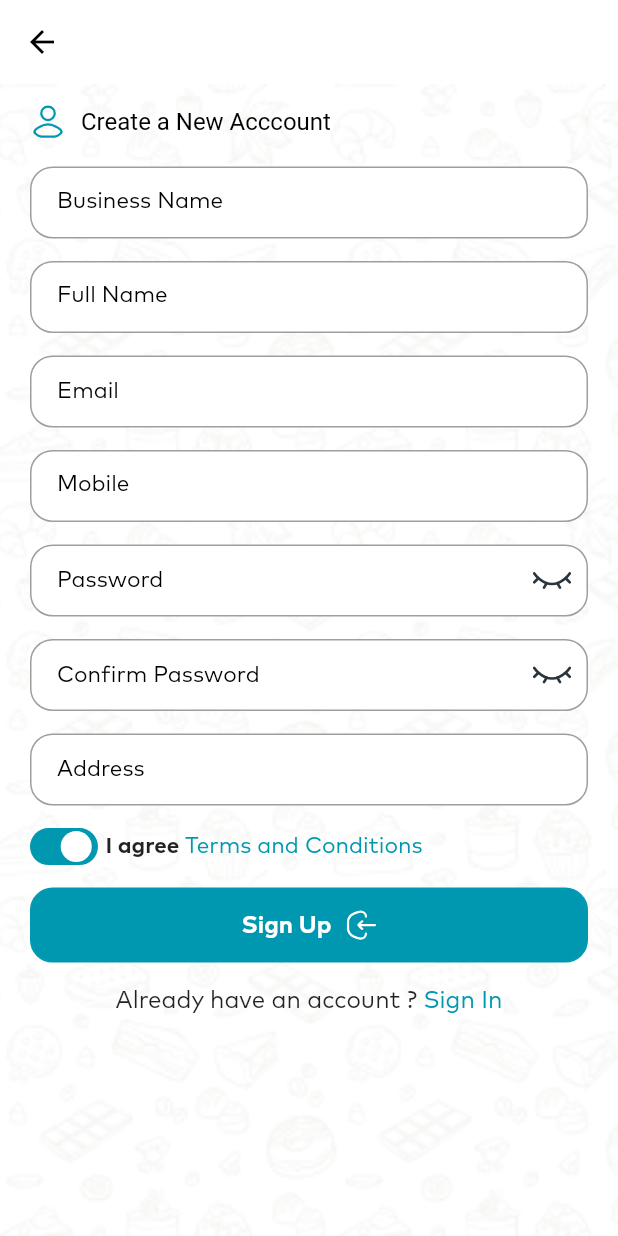
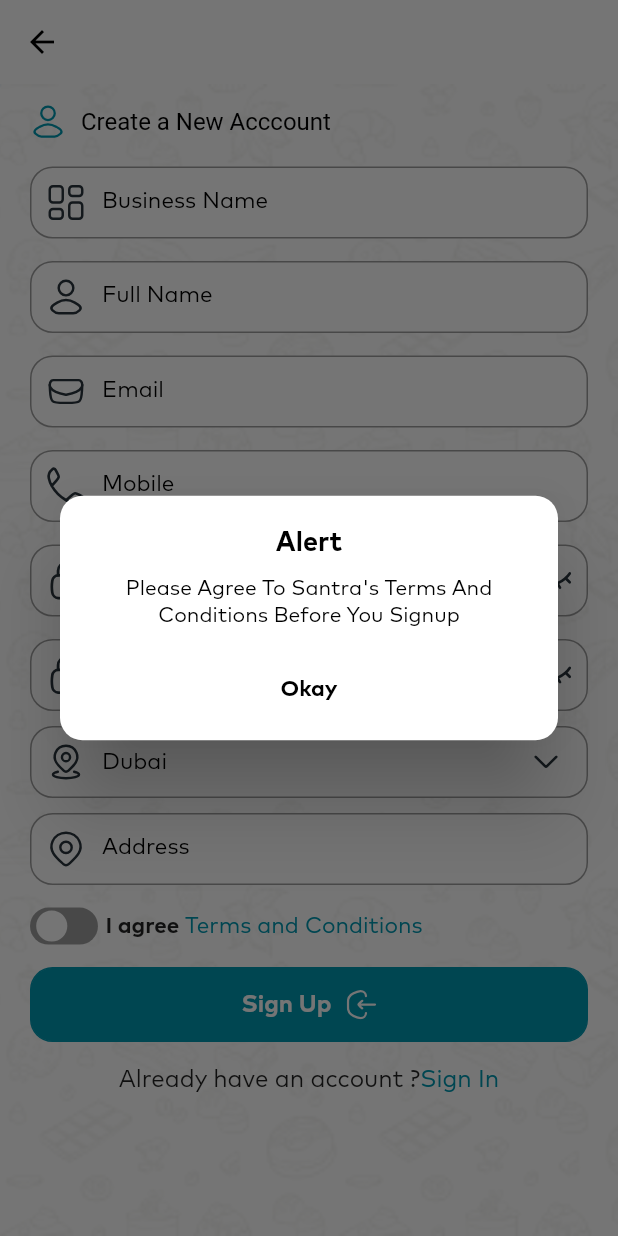
Before and after one commit to mahdibfx/santra-seller, a Flutter app: the SignUpScreen screen opened by its route, after a tap on "Sign Up", on a phone screen of 412 x 824 dp. Run offline on Flutter 3.47's test engine with Material 2 defaults, Android fonts, the phone set to English and light mode, and no system bars; drawn by our look-alikes of flutter_switch; our stand-ins replace cached_network_image, date_picker_timeline, firebase_core, firebase_messaging, flutter_local_notifications, flutter_rating_bar and 5 more; accounts and stored records are empty; Roboto replaces fonts that are missing (Quicksand); project files that could hold a hidden picture were left out.

Commit message:
signupppppp

```diff
--- a/lib/controllers/auth_controller/signup_controller.dart
+++ b/lib/controllers/auth_controller/signup_controller.dart
@@ -1,8 +1,10 @@
 import 'dart:convert';
+import 'package:firebase_messaging/firebase_messaging.dart';
 import 'package:flutter/cupertino.dart';
 import 'package:get/get.dart';
 
 import 'package:http/http.dart' as http;
+import 'package:shared_preferences/shared_preferences.dart';
 
 import '../../ui/widgets/snackbar/common_snackbar.dart';
 import '../../utils/api_data.dart';
@@ -10,183 +12,109 @@ import '../../utils/routes/app_routes.dart';
 import '../../utils/uidata.dart';
 
 class SignUpController extends GetxController {
-  RxBool isLoading = false.obs;
-  // bool isLoading = true;
+  bool isLoading = false;
+  String? firebaseMessagingToken;
+  bool passwordSecuretext = true;
+  bool confirmPasswordSecuretext = true;
+  updateLoginLoadingStatus(bool value) {
+    isLoading = value;
+    update();
+  }
+
+  bool isAgree = false;
+  changeIsAgree(bool value) {
+    isAgree = value;
+    update();
+  }
+
+  Future getFcmToken() async {
+    SharedPreferences prefs = await SharedPreferences.getInstance();
+    firebaseMessagingToken = await FirebaseMessaging.instance.getToken();
+    update();
+    prefs.setString('fcmtoken', firebaseMessagingToken.toString());
+    print("token: $firebaseMessagingToken");
+  }
+
   bool securetext = true;
-  bool remember = false;
   bool isvisible = true;
-
-  var roleset;
+  List<String> citiesList = ["Dubai", "Ajman", "third"];
 
   final form = GlobalKey<FormState>();
-
   List locale = [];
-
-  List userprofilelist = [];
-
-  //     Services
-
-  var userToken;
-  var eaToken;
-  TextEditingController firstname = TextEditingController();
-  TextEditingController username = TextEditingController();
-  TextEditingController lastname = TextEditingController();
-  TextEditingController email = TextEditingController();
-  TextEditingController password = TextEditingController();
-  TextEditingController conformpassword = TextEditingController();
-  TextEditingController address = TextEditingController();
-  TextEditingController phonenumber = TextEditingController();
-  TextEditingController rememberselect = TextEditingController();
+  String? sellerCity = "Dubai";
+  TextEditingController businessController = TextEditingController();
+  TextEditingController fullNameController = TextEditingController();
+  TextEditingController emailController = TextEditingController();
+  TextEditingController phoneController = TextEditingController();
+  TextEditingController passwordController = TextEditingController();
+  TextEditingController conformPasswordController = TextEditingController();
+  TextEditingController addressController = TextEditingController();
   RegExp emailRegex = RegExp(
     r'^(([^<>()[\]\\.,;:\s@\"]+(\.[^<>()[\]\\.,;:\s@\"]+)*)|(\".+\"))@((\[[0-9]{1,3}\.[0-9]{1,3}\.[0-9]{1,3}\.[0-9]{1,3}\])|(([a-zA-Z\-0-9]+\.)+[a-zA-Z]{2,}))$',
   );
+  clearValuesAfterSignup() {
+    businessController.clear();
+    fullNameController.clear();
+    emailController.clear();
+    phoneController.clear();
+    passwordController.clear();
+    conformPasswordController.clear();
+    addressController.clear();
+    sellerCity = "Dubai";
+    update();
+  }
 
   @override
   void onInit() async {
     locale = [
-      {'name': 'English', 'locale': Locale("en", "US")},
-      {'name': 'عربي', 'locale': Locale("ar", "SA")}
+      {'name': 'English', 'locale': const Locale("en", "US")},
+      {'name': 'عربي', 'locale': const Locale("ar", "SA")}
     ];
     super.onInit();
-  }
-
-  @override
-  void onReady() async {
-    // await checkfunction();
-    // loginfunction();
-    // getrole();
-
-    isLoading = false.obs;
-    update();
-    super.onReady();
-  }
-
-  @override
-  void onClose() {
-    super.onClose();
-  }
-
-  void updatelang(Locale locale) {
-    Get.back();
-    Get.updateLocale(locale);
+    getFcmToken();
   }
 
   Future<void> signupMethod() async {
     if (form.currentState!.validate()) {
-      if (rememberselect.text == "" || rememberselect.text == "0") {
-        CommonSnackbar.getSnackbar(
-            "Error",
-            "Please  accept  terms and conditions".toString(),
-            UIDataColors.redColor);
-        isLoading = false.obs;
-        update();
-        return;
-      }
-      isLoading = true.obs;
-      update();
+      updateLoginLoadingStatus(true);
+
       try {
-        Map<String, String> header = {
-          'Accept': 'application/json',
-          'Content-Type': 'application/json'
-          // 'Content-Type': 'application/json; charset=UTF-8',
-        };
-        final msg = jsonEncode({
-          'username': username.text,
-          "first_name": firstname.text,
-          "last_name": lastname.text,
-          "email": email.text,
-          "password": password.text,
-          'confirm_password': conformpassword.text,
-          "profile_photo": "",
-          "phone_number": phonenumber.text,
-          "address": address.text,
-          "is_blocked": "",
-          "status": "",
-          "pay_rate": "",
-          "commision": "",
-          "is_verified": "",
-          "role": "user",
-          "territories": [
-            // {
-            //     "name": "Austin",
-            //     "zip_code": []
-            // }
-          ]
-        });
-        print(msg);
-        var res = await http.post(
-          Uri.parse("${ApiData.mainurl}register/"), body: msg, headers: header,
-
-          // 'username': username.text, "first_name" : firstname.text,
-          // "last_name": lastname.text,
-          // "email" :email.text,
-          // "password": password.text,
-          // 'confirm_password': conformpassword.text,
-          // "profile_photo": "",
-          // "c": phonenumber.text,
-          // "address": address.text,
-          // "is_blocked": "",
-          // "is_verified": "",
-          // "role":"user",
-        );
-        print(res.statusCode);
-        print("user data $msg");
-        var data = json.decode(res.body);
-        print(data);
-
-        isLoading = true.obs;
-        update();
-        if (res.statusCode == 200) {
-          if ((data["success"] == true &&
-              data["message"] == "User has been Successfully created!")) {
-            Get.offAllNamed(Routes.loginRoutes);
-            CommonSnackbar.getSnackbar(
-                "Message",
-                "User has been Successfully created!",
-                UIDataColors.primaryColor);
-          } else if (data["success"] == false &&
-              data["message"] == "Error in register!") {
-            CommonSnackbar.getSnackbar(
-                "Message", "Error in register!", UIDataColors.primaryColor);
-
-            isLoading = false.obs;
-            update();
-            return;
-          } else if (data["success"] == false &&
-              data["message"] == "Passwords do NOT match!") {
-            CommonSnackbar.getSnackbar(
-                "Message", "Passwords do NOT match!", UIDataColors.redColor);
-
-            isLoading = false.obs;
-            update();
-            return;
-          }
-        } else if (res.statusCode == 400) {
-          var username =
-              data["username"] == "Username already taken try another!.";
-          var useremail =
-              data['email'] == "A user with that Email already exists.";
-
-          print(useremail);
-
-          if (username == false || useremail == false) {
-            CommonSnackbar.getSnackbar(
-                "Message", "$data", UIDataColors.redColor);
-            isLoading = false.obs;
-            update();
-            return;
-          }
+        SharedPreferences prefs = await SharedPreferences.getInstance();
+        var url = Uri.parse(ApiData.registerSellerApi);
+        var request = http.MultipartRequest('POST', url);
+        var body = <String, String>{};
+        body['business_name'] = businessController.text;
+        body['full_name'] = fullNameController.text;
+        body['seller_email'] = emailController.text;
+        body['user_password'] = passwordController.text;
+        body['user_number'] = phoneController.text;
+        body['seller_city'] = sellerCity ?? "";
+        body['seller_address'] = addressController.text;
+        body['gcms_code'] = prefs.getString("fcmToken").toString();
+        request.fields.addAll(body);
+        var streamedResponse = await request.send();
+        var response = await http.Response.fromStream(streamedResponse);
+        if (response.statusCode == 200) {
+          print("My Body $body");
+          print("Response Body ${response.body}");
+          CommonSnackbar.getSnackbar("Success", "Account has been registered",
+              UIDataColors.primaryColor);
+          Get.offAllNamed(Routes.loginRoutes);
+        } else {
+          update();
+          CommonSnackbar.getSnackbar(
+              "Error", "Error in login", UIDataColors.redColor);
         }
       } catch (e) {
-        print("check error ${e}");
+        isLoading = false;
+        update();
 
         CommonSnackbar.getSnackbar(
-            "Server Error", e.toString(), UIDataColors.redColor);
-
-        isLoading = false.obs;
-        update();
-        return;
+            "Server Error",
+            "Server Error or Please Check your internet connection",
+            UIDataColors.redColor);
       }
     }
+    updateLoginLoadingStatus(false);
   }
 }
--- a/lib/ui/screens/auth_screen/login_screen.dart
+++ b/lib/ui/screens/auth_screen/login_screen.dart
@@ -116,8 +116,7 @@ class LoginScreen extends StatelessWidget {
                     SpacingHeight.heightlistspacing10,
                     Padding(
                       padding: const EdgeInsets.only(top: 10.0),
-                      child: Obx(
-                        () => _.isLoading.value
+                      child: _.isLoading
                           ? const SizedBox(
                               child: Center(
                               child: CircularProgressIndicator(),
@@ -140,7 +139,6 @@ class LoginScreen extends StatelessWidget {
                               onPressed: () {
                                 _.loginfunction();
                               },
-                              ),
                             ),
                     ),
                     // TextButton(
--- a/lib/ui/screens/auth_screen/signup_screen.dart
+++ b/lib/ui/screens/auth_screen/signup_screen.dart
@@ -1,9 +1,11 @@
 import 'package:flutter_switch/flutter_switch.dart';
 import 'package:http/http.dart';
 import 'package:santra_seller/controllers/cutomer_controller/customer-controller.dart';
+import 'package:santra_seller/controllers/more_screen_controller.dart/my_customer/my_customer_controller.dart';
 import 'package:santra_seller/models/customers/view_all_customers.dart';
 import 'package:santra_seller/ui/widgets/buttons/icon_setting_button.dart';
 import 'package:santra_seller/ui/widgets/buttons/material_buttons/primaryButtonWithIcon.dart';
+import 'package:santra_seller/ui/widgets/dialogs/custom_dialogs.dart';
 
 import '../../../controllers/auth_controller/signup_controller.dart';
 import '../../../utils/routes/app_routes.dart';
@@ -18,7 +20,7 @@ import 'package:get/get.dart';
 
 class SignUpScreen extends StatelessWidget {
   SignUpScreen({super.key});
-  CustomerController custCont = Get.put(CustomerController());
+
   Widget bodyData(context) {
     Size size = MediaQuery.of(context).size;
     return GetBuilder<SignUpController>(
@@ -36,8 +38,9 @@ class SignUpScreen extends StatelessWidget {
                         btntxt: "Create a New Acccount"),
                     Column(children: [
                       CommonTextField(
-                        controller: _.username,
+                        controller: _.businessController,
                         labelText: "Business Name",
+                        prefixIcon: UIDATAIcons.dashboardIcon,
                         isTextHidden: false,
                         fillcolor: UIDataColors.whiteColor,
                         keyboardType: TextInputType.text,
@@ -48,20 +51,22 @@ class SignUpScreen extends StatelessWidget {
                         },
                       ),
                       CommonTextField(
-                        controller: _.firstname,
+                        controller: _.fullNameController,
+                        prefixIcon: UIDATAIcons.userIcon,
                         labelText: "Full Name",
                         isTextHidden: false,
                         fillcolor: UIDataColors.whiteColor,
                         keyboardType: TextInputType.text,
                         validator: (val) {
                           if (val.isEmpty) {
-                            return "Please enter your full Name";
+                            return "Please enter your full name";
                           }
                         },
                       ),
                       CommonTextField(
-                        controller: _.email,
-                        hintText: 'Email'.tr,
+                        controller: _.emailController,
+                        labelText: "Email",
+                        prefixIcon: UIDATAIcons.emailIcon,
                         isTextHidden: false,
                         fillcolor: UIDataColors.whiteColor,
                         keyboardType: TextInputType.emailAddress,
@@ -75,15 +80,17 @@ class SignUpScreen extends StatelessWidget {
                         },
                       ),
                       CommonTextField(
-                        controller: _.phonenumber,
+                        controller: _.phoneController,
+                        prefixIcon: UIDATAIcons.callIcon,
                         labelText: "Mobile",
                         isTextHidden: false,
                         fillcolor: UIDataColors.whiteColor,
                         keyboardType: TextInputType.number,
+                        maxLength: 12,
                         validator: (val) {
                           String? name;
                           if (val.isEmpty || val.length < 12) {
-                            return "Please enter valid phonen Number";
+                            return "Please enter valid phone number";
                           } else if (val.isNotEmpty && val.length > 3) {
                             name = val.substring(0, 3);
 
@@ -96,69 +103,75 @@ class SignUpScreen extends StatelessWidget {
                         },
                       ),
                       CommonTextField(
-                        controller: _.password,
-                        hintText: 'Password'.tr,
+                        controller: _.passwordController,
+                        labelText: 'Password'.tr,
+                        prefixIcon: UIDATAIcons.lockIcon,
                         keyboardType: TextInputType.text,
                         fillcolor: UIDataColors.whiteColor,
                         togglePassword: true,
-                        toggleIcon: _.securetext == true
+                        toggleIcon: _.passwordSecuretext == true
                             ? UIDATAIcons.viewOffIcon
                             : UIDATAIcons.viewIcon,
                         toggleFunction: () {
-                          _.securetext = !_.securetext;
+                          _.passwordSecuretext = !_.passwordSecuretext;
                           _.update();
                         },
-                        isTextHidden: _.securetext,
+                        isTextHidden: _.passwordSecuretext,
                         validator: (val) {
                           if (val.isEmpty) {
-                            return "password should not be blank";
+                            return "Password should not be blank";
                           } else if (val.length < 6) {
-                            return "password should contains 6 chractors";
+                            return "Password should contains 6 chractors";
                           }
                         },
                       ),
                       CommonTextField(
-                        controller: _.conformpassword,
-                        hintText: 'Confirm Password'.tr,
+                        controller: _.conformPasswordController,
+                        labelText: 'Confirm Password'.tr,
+                        prefixIcon: UIDATAIcons.lockIcon,
                         keyboardType: TextInputType.text,
                         fillcolor: UIDataColors.whiteColor,
                         togglePassword: true,
-                        toggleIcon: _.securetext == true
+                        toggleIcon: _.confirmPasswordSecuretext == true
                             ? UIDATAIcons.viewOffIcon
                             : UIDATAIcons.viewIcon,
                         toggleFunction: () {
-                          _.securetext = !_.securetext;
+                          _.confirmPasswordSecuretext =
+                              !_.confirmPasswordSecuretext;
                           _.update();
                         },
-                        isTextHidden: _.securetext,
+                        isTextHidden: _.confirmPasswordSecuretext,
                         validator: (val) {
                           if (val.isEmpty) {
-                            return "password should not be blank";
+                            return "Password should not be blank";
                           } else if (val.length < 6) {
-                            return "password should contains 6 chractors";
+                            return "Password should contains 6 chractors";
+                          } else if (val != _.passwordController.text) {
+                            return "Both passwords should be same";
                           }
                         },
                       ),
-                      // Expanded(
-                      //     child: MyDropdown(
-                      //         label: "City",
-                      //         validator: (value) {
-                      //           if (value == null) {
-                      //             return "Please select city";
-                      //           }
-                      //         },
-                      //         prefixIcon: UIDATAIcons.location,
-                      //         options: _.citiesList!,
-                      //         selectedOption: _.city)),
+                      MyDropdown(
+                          label: "City",
+                          validator: (value) {
+                            if (value == null) {
+                              return "Please select city";
+                            }
+                          },
+                          prefixIcon: UIDATAIcons.location,
+                          options: _.citiesList,
+                          selectedOption: _.sellerCity),
+                      SpacingHeight.heightlistspacing5,
                       CommonTextField(
-                        controller: _.address,
-                        hintText: 'Address'.tr,
+                        controller: _.addressController,
+                        labelText: 'Address'.tr,
+                        prefixIcon: UIDATAIcons.locationPin,
                         isTextHidden: false,
                         fillcolor: UIDataColors.whiteColor,
                         keyboardType: TextInputType.emailAddress,
                         validator: (val) {
                           if (val.isEmpty) {
-                            return "please enter your Address";
+                            return "Please enter your Address";
                           }
                         },
                       ),
@@ -172,13 +185,14 @@ class SignUpScreen extends StatelessWidget {
                           toggleColor: UIDataColors.whiteColor,
                           padding: 2,
                           height: size.height * 0.03,
-                          value: true,
-                          onToggle: (val) {},
+                          value: _.isAgree,
+                          onToggle: (val) {
+                            _.isAgree = val;
+                            _.update();
+                          },
                         ),
                         SpacingWidth.widthlistspacing5,
-                        InkWell(
-                          onTap: () async {},
-                          child: Row(
+                        Row(
                           children: const [
                             Text("I agree ",
                                 style: TextStyle(
@@ -194,12 +208,11 @@ class SignUpScreen extends StatelessWidget {
                                   fontWeight: FontWeight.w500,
                                 )),
                           ],
-                          ),
                         )
                       ],
                     ),
                     SpacingHeight.heightlistspacing15,
-                    Obx(() => _.isLoading.value
+                    _.isLoading
                         ? const SizedBox(
                             child: Center(
                             child: CircularProgressIndicator(),
@@ -207,13 +220,20 @@ class SignUpScreen extends StatelessWidget {
                         : PrimaryButtonWithIcon(
                             btntxt: "Sign Up",
                             iconImage: UIDATAIcons.signupIcon,
-                            onPressed: () {},
-                          )),
+                            onPressed: () {
+                              if (_.isAgree) {
+                                _.signupMethod();
+                              } else {
+                                exceptionDialog("Alert",
+                                    "Please agree to Santra's terms and conditions before you signup");
+                              }
+                            },
+                          ),
                     SpacingHeight.heightlistspacing15,
                     Row(
                       mainAxisAlignment: MainAxisAlignment.center,
                       children: [
-                        const Text("Already have an account ? ",
+                        const Text("Already have an account ?",
                             style: UIDataTextStyles.title),
                         GestureDetector(
                             onTap: () {
--- a/lib/utils/api_data.dart
+++ b/lib/utils/api_data.dart
@@ -14,4 +14,5 @@ class ApiData {
   static const aboutUsApi = "${mainurl}new_about";
   static const contactUsApi = "${mainurl}contact_us";
   static const productStatusApi = "${mainurl}products_enable_seller";
+  static const registerSellerApi = "${mainurl}signup_seller";
 }
```
Also changed, not shown: lib/controllers/auth_controller/login_controller.dart (+11 -8 lines). Lines whose indentation alone changed are shown as unchanged.
